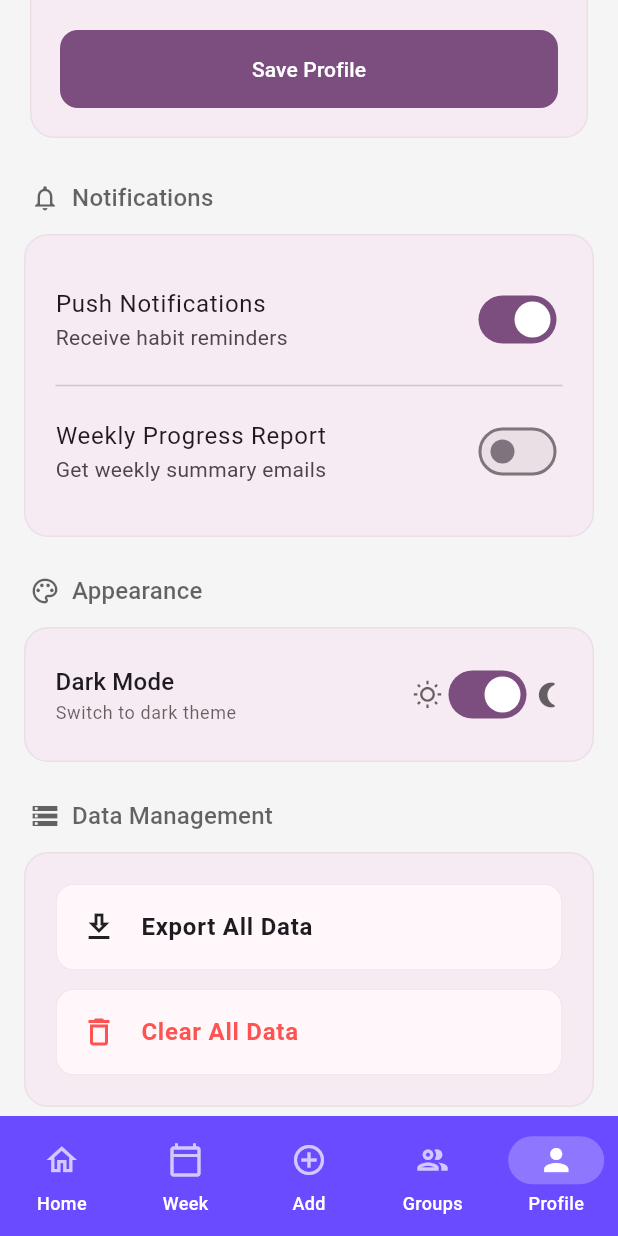
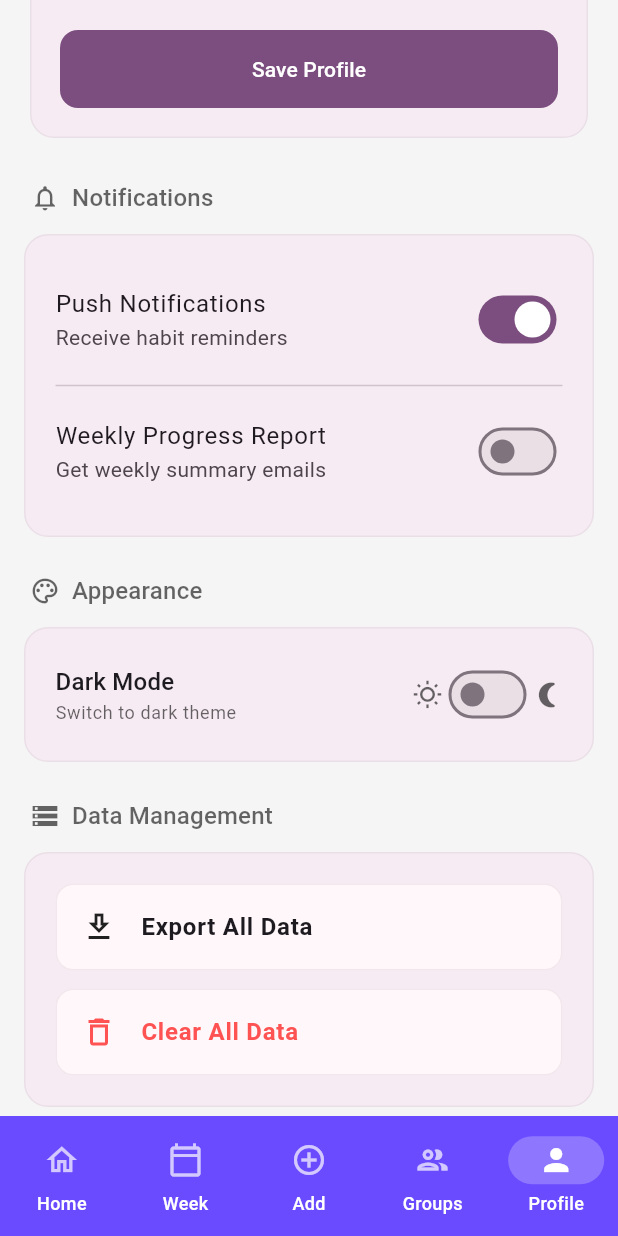
Before and after one commit to erenayar-12/CS310-Group-21, a Flutter app: the screen it shows once a user with an empty profile is signed in, item 5 of the bottom bar chosen, scrolled down 576 dp, on a phone screen of 412 x 824 dp. Run offline on Flutter 3.47's test engine with Material 3 defaults, Android fonts, the phone set to English and light mode, and no system bars; our stand-ins replace cloud_firestore, firebase_auth, firebase_core, shared_preferences, sqflite, sqflite_common_ffi; accounts and stored records are empty.

Commit message:
Add theme toggle and real logout functionality in profile

```diff
--- a/lib/screens/profile/profile_view.dart
+++ b/lib/screens/profile/profile_view.dart
@@ -1,9 +1,12 @@
 import 'package:flutter/material.dart';
 import '../../services/auth_service.dart';
+import '../../services/theme_service.dart';
 import '/screens/profile/widgets.dart';
 
 class ProfileView extends StatefulWidget {
-  const ProfileView({super.key});
+  final ThemeService? themeService;
+
+  const ProfileView({this.themeService, super.key});
 
   @override
   State<ProfileView> createState() => _ProfileViewState();
@@ -20,7 +23,6 @@ class _ProfileViewState extends State<ProfileView> {
 
   bool _pushNotifications = true;
   bool _weeklyReports = false;
-  bool _isDarkMode = true;
   bool _isLoggingOut = false;
 
   @override
@@ -311,9 +313,14 @@ class _ProfileViewState extends State<ProfileView> {
                               Icon(Icons.wb_sunny_outlined,
                                   size: 20, color: theme.hintColor),
                               Switch.adaptive(
-                                value: _isDarkMode,
-                                onChanged: (val) =>
-                                    setState(() => _isDarkMode = val),
+                                value: widget.themeService?.isDarkMode ?? false,
+                                onChanged: (val) {
+                                  if (widget.themeService != null) {
+                                    widget.themeService!.setThemeMode(
+                                      val ? ThemeMode.dark : ThemeMode.light,
+                                    );
+                                  }
+                                },
                               ),
                               Icon(Icons.nightlight_round,
                                   size: 20, color: theme.hintColor),
```
